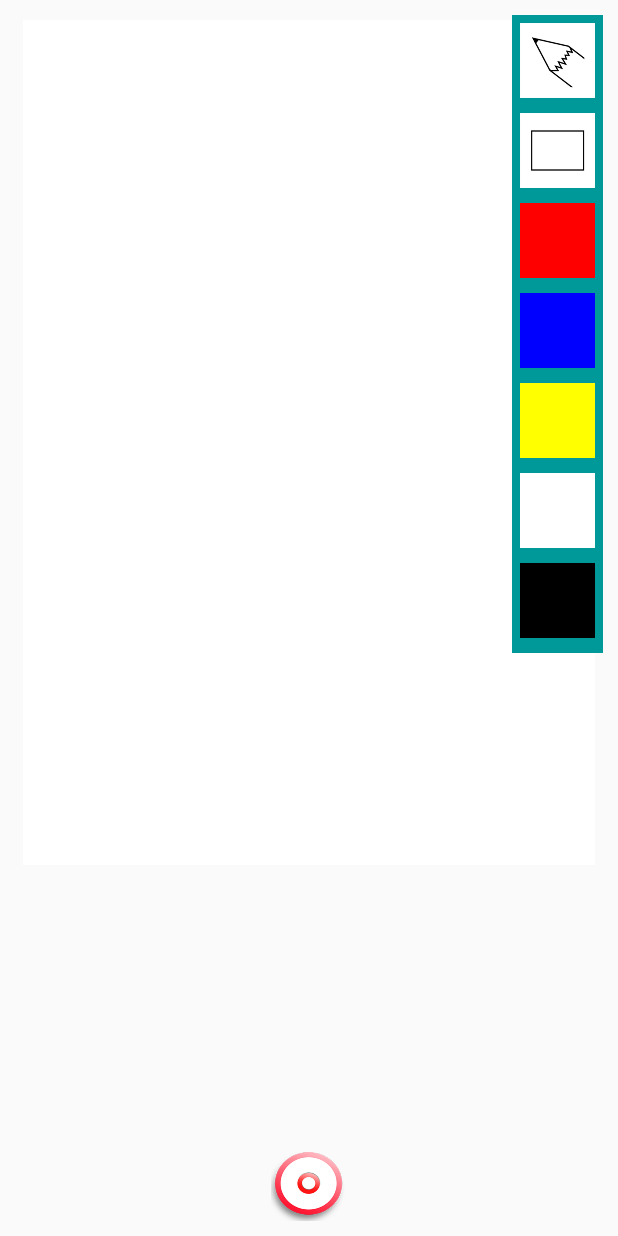
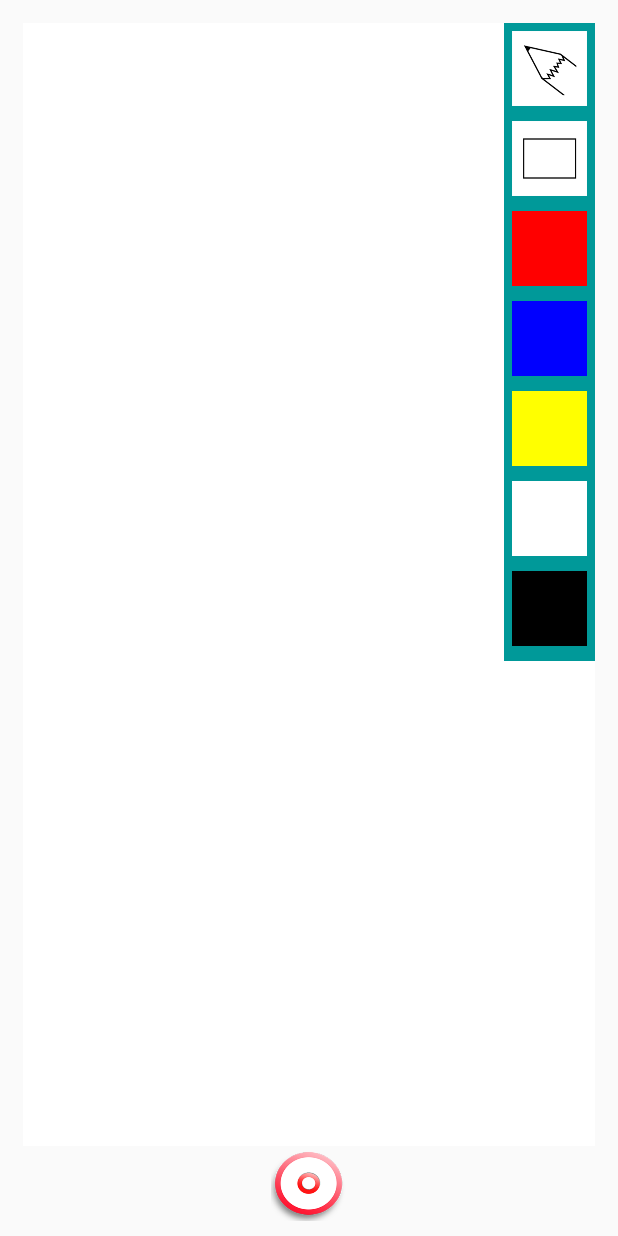
Before and after one commit to jschmitt4/SketchPad, an Android app: the SketchActivity screen opened directly, with no data from a screen before it, after a tap on an icon or button, on a phone screen of 412 x 824 dp. Run offline under Robolectric (Android 15) with nearby library versions, the phone set to English and light mode, and no system bars.

Commit message:
minor updates

```diff
--- a/app/src/main/java/com/danielchoi/sketchpad/SketchActivity.java
+++ b/app/src/main/java/com/danielchoi/sketchpad/SketchActivity.java
@@ -6,6 +6,7 @@ import android.support.v7.app.AppCompatActivity;
 import android.os.Bundle;
 import android.view.View;
 import android.widget.ImageButton;
+import android.widget.LinearLayout;
 
 import static android.R.attr.onClick;
 
@@ -35,9 +36,7 @@ implements View.OnClickListener{
             if(menuOpen){
                 menuOpen = false;
             }else menuOpen = true;
-
             displayButtons();
-
         }
 
     }
@@ -45,13 +44,10 @@ implements View.OnClickListener{
     private void displayButtons(){
 
         if(menuOpen) {
-            for (int id : display) {
-                findViewById(id).setVisibility(View.VISIBLE);
-            }
+            findViewById(R.id.optionsLayout).setVisibility(View.VISIBLE);
+
         }else {
-            for(int id : display){
-                findViewById(id).setVisibility(View.INVISIBLE);
-            }
+            findViewById(R.id.optionsLayout).setVisibility(View.INVISIBLE);
         }
 
     }
--- a/app/src/main/res/layout/activity_sketch.xml
+++ b/app/src/main/res/layout/activity_sketch.xml
@@ -19,12 +19,11 @@
 
         <com.danielchoi.sketchpad.DrawingView
             android:layout_width="match_parent"
-            android:layout_height="563dp"
+            android:layout_height="match_parent"
             android:layout_marginLeft="5dp"
             android:layout_marginRight="5dp"
-            android:layout_marginTop="3dp"
+            android:layout_marginTop="5dp"
             android:background="#FFFFFFFF"/>
-
 
     </LinearLayout>
 
@@ -33,6 +32,9 @@
         android:id="@+id/optionsLayout"
         android:layout_width="wrap_content"
         android:layout_height="wrap_content"
+        android:layout_marginLeft="5dp"
+        android:layout_marginRight="5dp"
+        android:layout_marginTop="5dp"
         android:background="#009999"
         android:layout_alignParentTop="true"
         android:layout_alignParentEnd="true">
```
